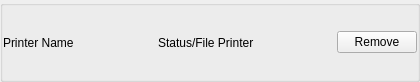
The window that QtCode/PrinterTile.ui (sciencefreak500/3DPrinterSoftware) describes before a commit, drawn with Qt 5.
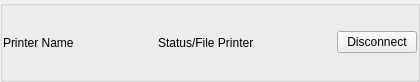
The same window after the commit. Custom widgets are drawn as their Qt base class.

```diff
--- a/QtCode/PrinterTile.ui
+++ b/QtCode/PrinterTile.ui
@@ -89,7 +89,7 @@
         <bool>true</bool>
        </property>
        <property name="text">
-        <string>Remove</string>
+        <string>Disconnect</string>
        </property>
        <property name="autoDefault">
         <bool>false</bool>
```
